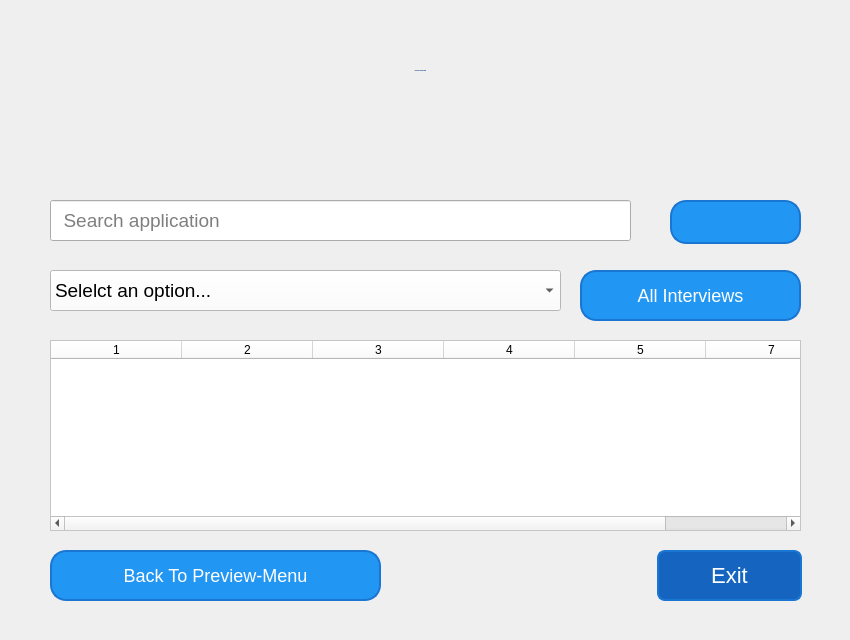
Above: Customer Relationship Management/ui folders/mentor_interview.ui from Harriery/my-python-projects before the change. Below: the same form after it.
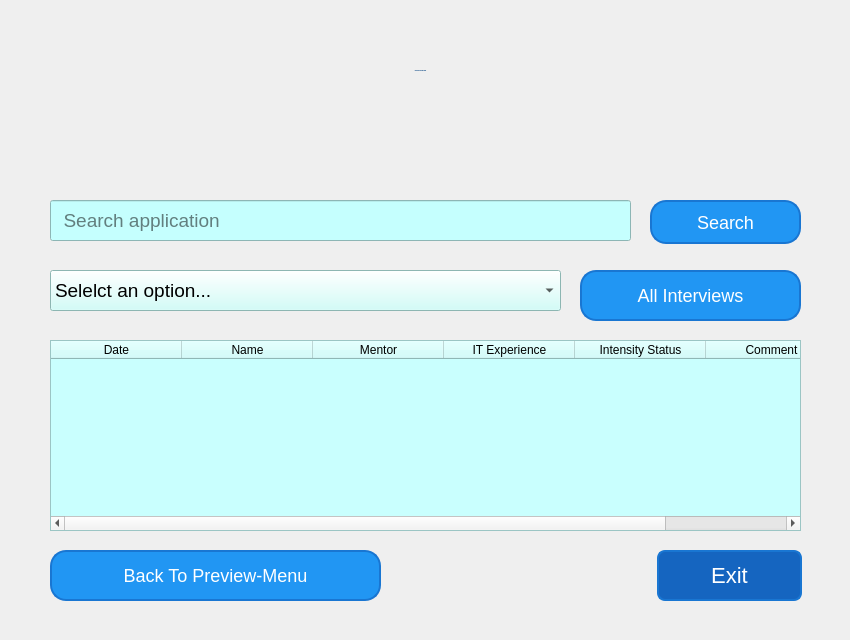
That is the form after the change. Icons and pictures are not drawn.

```diff
--- a/Customer Relationship Management/ui folders/mentor_interview.ui
+++ b/Customer Relationship Management/ui folders/mentor_interview.ui
@@ -111,7 +111,8 @@
     </font>
    </property>
    <property name="styleSheet">
-    <string notr="true"/>
+    <string notr="true">background-color: rgb(197, 255, 254);
+color: rgb(0, 0, 0);</string>
    </property>
    <property name="text">
     <string/>
@@ -123,14 +124,14 @@
   <widget class="QPushButton" name="interviews_search_button">
    <property name="geometry">
     <rect>
-     <x>670</x>
+     <x>650</x>
      <y>200</y>
-     <width>131</width>
+     <width>151</width>
      <height>44</height>
     </rect>
    </property>
    <property name="text">
-    <string/>
+    <string>Search</string>
    </property>
    <property name="icon">
     <iconset>
@@ -170,7 +171,8 @@
     </font>
    </property>
    <property name="styleSheet">
-    <string notr="true">background-color: rgb(255, 255, 255);</string>
+    <string notr="true">background-color: rgb(198, 255, 249);
+color: rgb(0, 0, 0);</string>
    </property>
    <item>
     <property name="text">
@@ -187,40 +189,46 @@
      <height>191</height>
     </rect>
    </property>
+   <property name="font">
+    <font>
+     <pointsize>13</pointsize>
+    </font>
+   </property>
    <property name="styleSheet">
-    <string notr="true">background-color: rgb(255, 255, 255);</string>
+    <string notr="true">background-color: rgb(201, 255, 254);
+color: rgb(0, 0, 0);</string>
    </property>
    <attribute name="horizontalHeaderDefaultSectionSize">
     <number>131</number>
    </attribute>
    <column>
     <property name="text">
-     <string>1</string>
+     <string>Date</string>
     </property>
    </column>
    <column>
     <property name="text">
-     <string>2</string>
+     <string>Name</string>
     </property>
    </column>
    <column>
     <property name="text">
-     <string>3</string>
+     <string>Mentor</string>
     </property>
    </column>
    <column>
     <property name="text">
-     <string>4</string>
+     <string>IT Experience</string>
     </property>
    </column>
    <column>
     <property name="text">
-     <string>5</string>
+     <string>Intensity Status</string>
     </property>
    </column>
    <column>
     <property name="text">
-     <string>7</string>
+     <string>Comment</string>
     </property>
    </column>
   </widget>
```
